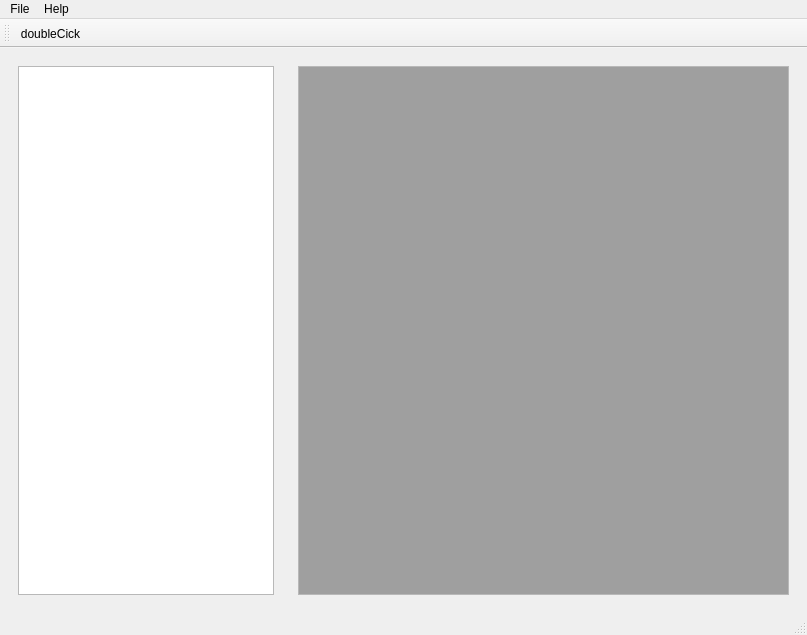
Qt form ui/bioglot.ui (beowulfey/pylinnaeo) before a commit.
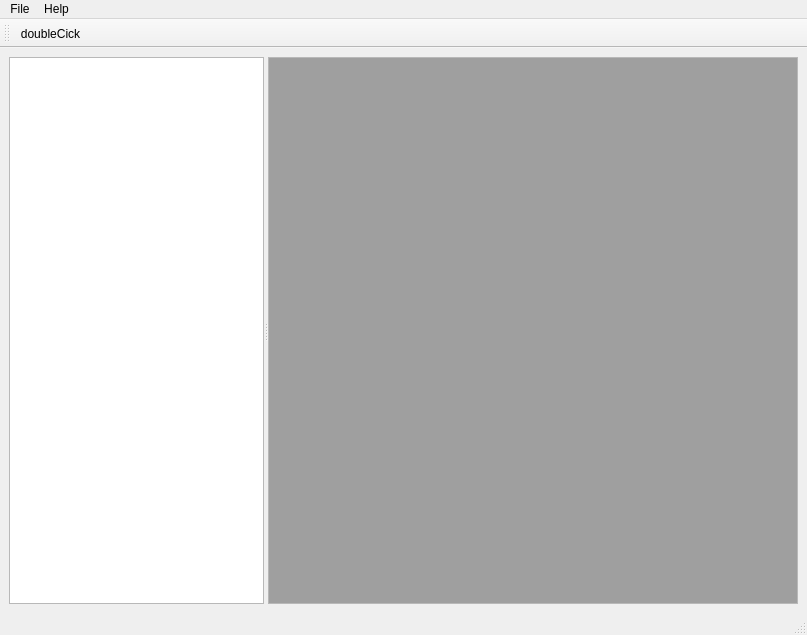
The same form after that commit.

Patch:
```diff
--- a/ui/bioglot.ui
+++ b/ui/bioglot.ui
@@ -16,12 +16,16 @@
   <widget class="QWidget" name="centralwidget">
    <layout class="QGridLayout" name="gridLayout">
     <item row="0" column="0">
+     <widget class="QSplitter" name="splitter">
+      <property name="orientation">
+       <enum>Qt::Horizontal</enum>
+      </property>
      <widget class="QWidget" name="widget" native="true">
       <layout class="QGridLayout" name="gridLayout_3">
        <item row="1" column="1">
         <widget class="QTreeView" name="treeView">
          <property name="sizePolicy">
-          <sizepolicy hsizetype="Fixed" vsizetype="Expanding">
+           <sizepolicy hsizetype="Expanding" vsizetype="Expanding">
            <horstretch>0</horstretch>
            <verstretch>0</verstretch>
           </sizepolicy>
@@ -36,8 +40,6 @@
        </item>
       </layout>
      </widget>
-    </item>
-    <item row="0" column="1">
      <widget class="QWidget" name="widget_2" native="true">
       <layout class="QGridLayout" name="gridLayout_2">
        <item row="0" column="0">
@@ -58,6 +60,7 @@
        </item>
       </layout>
      </widget>
+     </widget>
     </item>
    </layout>
   </widget>
```
Left out of the diff: 4 changed lines with no effect on the pictures. Lines whose indentation alone changed are shown as unchanged.
